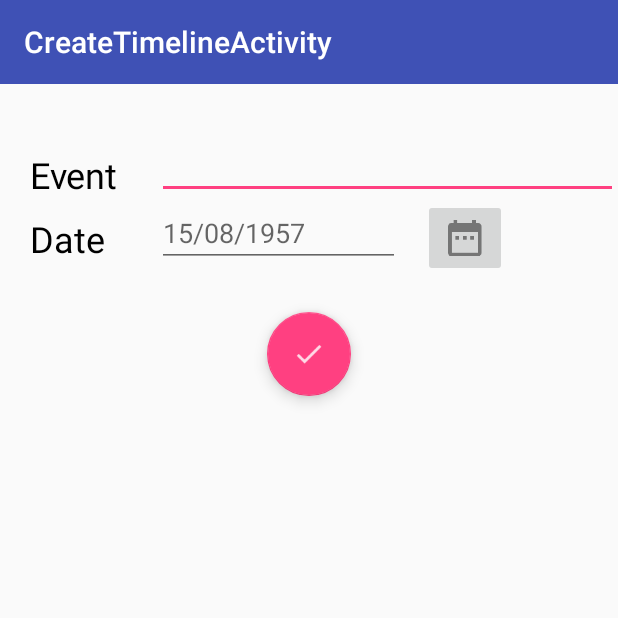
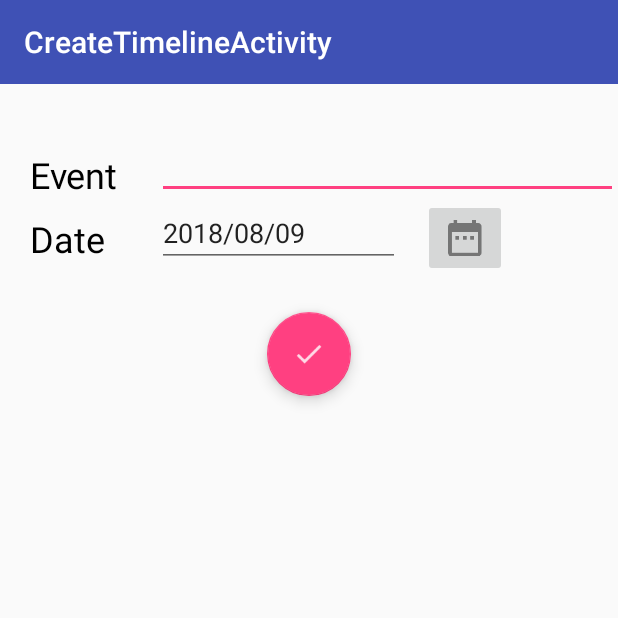
Before and after one commit to venkatesh6114/Timeline, an Android app: the screen it shows after launch (CreateTimelineActivity), after a tap on an icon or button, on a phone screen of 412 x 824 dp, the top half of it. Run offline under Robolectric (Android 15) with nearby library versions, the phone set to English and light mode, and no system bars; 1 statement that could not run was skipped.

```diff
--- a/app/src/main/AndroidManifest.xml
+++ b/app/src/main/AndroidManifest.xml
@@ -22,7 +22,8 @@
         <activity
             android:name=".CreateTimelineActivity"
             android:label="@string/title_activity_create_timeline"
-            android:theme="@style/AppTheme.NoActionBar"></activity>
+            android:theme="@style/AppTheme.NoActionBar" />
+        <activity android:name=".TodoCursorAdapter"></activity>
     </application>
 
 </manifest>
--- a/app/src/main/java/com/example/venki/timeline/MainActivity.java
+++ b/app/src/main/java/com/example/venki/timeline/MainActivity.java
@@ -1,7 +1,9 @@
 package com.example.venki.timeline;
 
 import android.app.Activity;
+import android.content.Context;
 import android.content.Intent;
+import android.database.Cursor;
 import android.os.Bundle;
 import android.support.v7.app.AppCompatActivity;
 import android.support.design.widget.FloatingActionButton;
@@ -12,16 +14,22 @@ import android.util.Log;
 import android.view.View;
 import android.view.Menu;
 import android.view.MenuItem;
+import android.view.ViewGroup;
+import android.widget.CursorAdapter;
 import android.widget.Toast;
 //import android.widget.Toolbar;
 
 public class MainActivity extends AppCompatActivity {
 
+    static final int CREATE_EVENT=100;
+    private String TAG="Timeline";
+
+
     @Override
     protected void onCreate(Bundle savedInstanceState) {
         super.onCreate(savedInstanceState);
         setContentView(R.layout.activity_main);
-        Log.e("test","onCreate()");
+        Log.e(TAG,"onCreate()");
 
       Toolbar toolbar = (Toolbar) findViewById(R.id.toolbar);
         setSupportActionBar(toolbar);
@@ -31,28 +39,37 @@ public class MainActivity extends AppCompatActivity {
             @Override
             public void onClick(View view) {
                 Intent i = new Intent(MainActivity.this,CreateTimelineActivity.class);
-                startActivity(i);
+                startActivityForResult(i,CREATE_EVENT);
             }
         });
 
+        TodoCursorAdapter handler = new TodoCursorAdapter(this);
+
+    }
+
+
+
+    @Override
+    protected void onResume() {
+        Log.e(TAG,"onResume");
+        super.onResume();
     }
 
     @Override
-    protected void onStart() {
-        Log.e("test","onStart()");
-        super.onStart();
-    }
-
-    @Override
-    protected void onResume() {
-        Log.e("test","onResume");
-        super.onResume();
+    protected void onActivityResult(int requestCode, int resultCode, Intent data) {
+        Log.e(TAG,"onActivityForResult");
+        if(requestCode == CREATE_EVENT) {
+            if (resultCode == RESULT_OK)
+                Toast.makeText(this, "Success", Toast.LENGTH_SHORT).show();
+            else
+                Toast.makeText(this, "Failed", Toast.LENGTH_SHORT).show();
+        }
+        super.onActivityResult(requestCode, resultCode, data);
     }
 
     @Override
     public boolean onCreateOptionsMenu(Menu menu) {
         // Inflate the menu; this adds items to the action bar if it is present.
-        Log.e("test","onCreateOptionsMenu()");
 
 //        getMenuInflater().inflate(R.menu.menu_main, menu);
         return true;
--- a/app/src/main/res/layout/activity_create_timeline.xml
+++ b/app/src/main/res/layout/activity_create_timeline.xml
@@ -35,7 +35,8 @@
         android:layout_marginLeft="20dp"
         android:layout_width="match_parent"
         android:layout_height="wrap_content"
-        android:ems="5"
+        android:ems="30"
+        android:singleLine="true"
         app:layout_constraintStart_toEndOf="@+id/event"
         app:layout_constraintTop_toTopOf="@+id/event" />
 
@@ -58,8 +59,9 @@
         android:layout_alignLeft="@+id/event_value"
         android:layout_below="@+id/event"
         android:ems="10"
-        android:hint="15/08/1957"
-        android:inputType="none" />
+        android:focusable="false"
+        android:hint="dd/mm/yyyy"
+        android:inputType="date" />
 
     <ImageButton
         android:id="@+id/imageButton"
@@ -82,4 +84,5 @@
         app:srcCompat="@drawable/done" />
 
 
+
 </RelativeLayout>
```
Also changed, not shown: app/src/main/java/com/example/venki/timeline/CreateTimelineActivity.java (+20 -7 lines), app/src/main/java/com/example/venki/timeline/TodoCursorAdapter.java (added, +28 -0 lines), app/src/main/res/layout/activity_main.xml (+17 -1 lines), app/src/main/res/layout/item_list.xml (added, +26 -0 lines).
